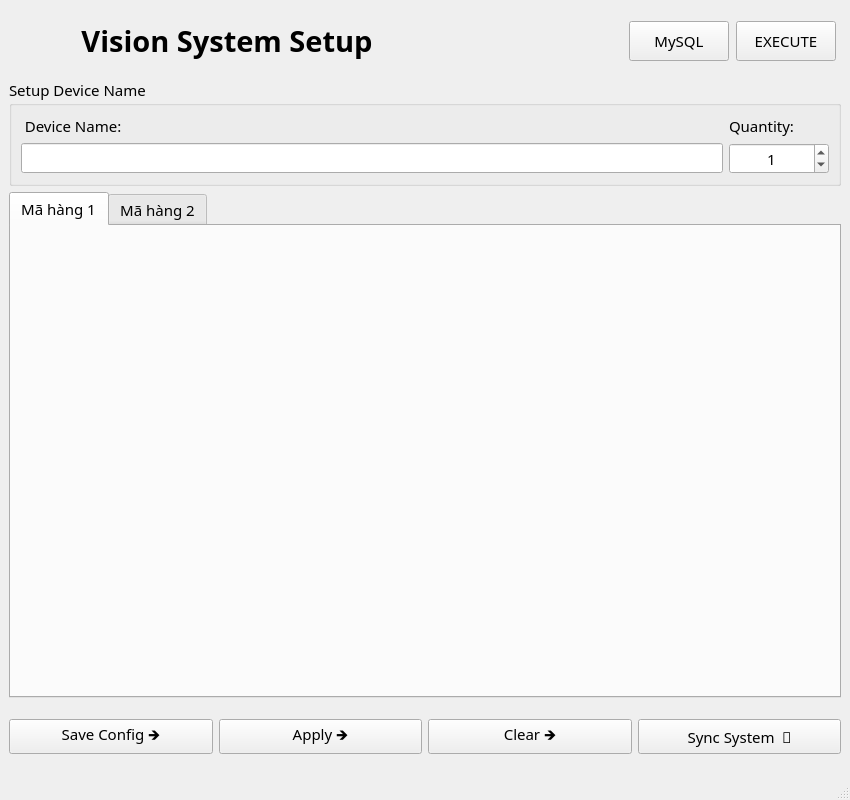
Old version of the form module_1/dashboard_ver1.ui in the repository hodat2608/internal.project.
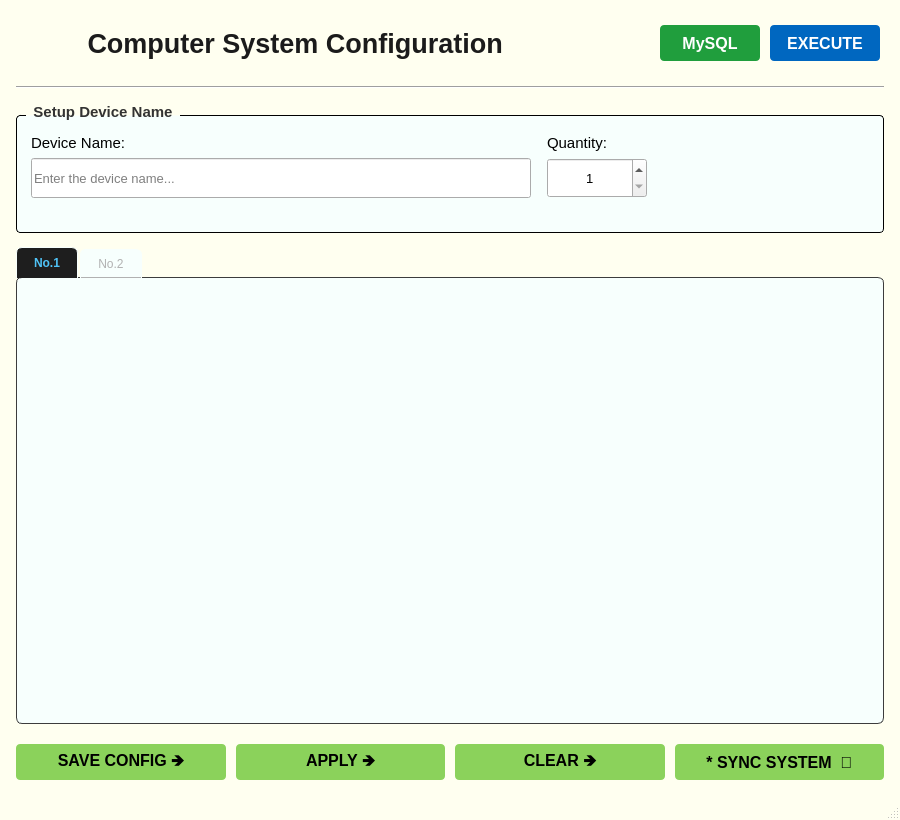
New version of the form. The open tabs and pages were chosen to show the change. Icons and pictures are not drawn.

Patch:
```diff
--- a/module_1/dashboard_ver1.ui
+++ b/module_1/dashboard_ver1.ui
@@ -6,35 +6,59 @@
    <rect>
     <x>0</x>
     <y>0</y>
-    <width>850</width>
-    <height>800</height>
+    <width>900</width>
+    <height>820</height>
    </rect>
   </property>
+  <property name="font">
+   <font>
+    <family>Segoe UI</family>
+    <pointsize>9</pointsize>
+   </font>
+  </property>
   <property name="windowTitle">
    <string>DEVICE DASHBOARD</string>
   </property>
   <property name="windowIcon">
    <iconset>
-    <normaloff>../module_3/assert/icon/dashboard (1).png</normaloff>../module_3/assert/icon/dashboard (1).png</iconset>
+    <normaloff>../../../project_vision/intenal/module_3/assert/icon/dashboard (1).png</normaloff>../../../project_vision/intenal/module_3/assert/icon/dashboard (1).png</iconset>
+  </property>
+  <property name="styleSheet">
+   <string notr="true">QMainWindow { background-color: #FFFFF0;}</string>
   </property>
   <widget class="QWidget" name="centralwidget">
-   <layout class="QGridLayout" name="gridLayout">
-    <item row="0" column="0">
+   <layout class="QVBoxLayout" name="verticalLayout_centralwidget">
+    <property name="spacing">
+     <number>14</number>
+    </property>
+    <property name="leftMargin">
+     <number>16</number>
+    </property>
+    <property name="topMargin">
+     <number>14</number>
+    </property>
+    <property name="rightMargin">
+     <number>16</number>
+    </property>
+    <property name="bottomMargin">
+     <number>14</number>
+    </property>
+    <item>
      <layout class="QHBoxLayout" name="horizontalLayout_3">
       <property name="spacing">
-       <number>7</number>
+       <number>10</number>
       </property>
       <property name="leftMargin">
-       <number>5</number>
+       <number>4</number>
       </property>
       <property name="topMargin">
-       <number>7</number>
+       <number>4</number>
       </property>
       <property name="rightMargin">
-       <number>5</number>
+       <number>4</number>
       </property>
       <property name="bottomMargin">
-       <number>6</number>
+       <number>4</number>
       </property>
       <item>
        <widget class="QLabel" name="label">
@@ -50,6 +74,11 @@
           <height>40</height>
          </size>
         </property>
+        <property name="font">
+         <font>
+          <family>Segoe UI</family>
+         </font>
+        </property>
         <property name="text">
          <string/>
         </property>
@@ -61,64 +90,43 @@
         </property>
        </widget>
       </item>
-      <item>
-       <spacer name="horizontalSpacer_2">
-        <property name="orientation">
-         <enum>Qt::Horizontal</enum>
-        </property>
-        <property name="sizeType">
-         <enum>QSizePolicy::Minimum</enum>
-        </property>
-        <property name="sizeHint" stdset="0">
-         <size>
-          <width>10</width>
-          <height>20</height>
-         </size>
-        </property>
-       </spacer>
-      </item>
       <item>
        <widget class="QLabel" name="heading">
         <property name="maximumSize">
          <size>
           <width>16777215</width>
-          <height>40</height>
+          <height>44</height>
          </size>
         </property>
         <property name="font">
          <font>
-          <family>Microsoft YaHei</family>
-          <pointsize>22</pointsize>
+          <family>Segoe UI</family>
+          <pointsize>20</pointsize>
           <weight>75</weight>
-          <italic>false</italic>
           <bold>true</bold>
          </font>
         </property>
-        <property name="frameShape">
-         <enum>QFrame::NoFrame</enum>
-        </property>
-        <property name="frameShadow">
-         <enum>QFrame::Plain</enum>
+        <property name="styleSheet">
+         <string notr="true">QLabel { color: #1b1b1b; }</string>
         </property>
         <property name="text">
-         <string>Vision System Setup</string>
-        </property>
-        <property name="textFormat">
-         <enum>Qt::RichText</enum>
+         <string> Computer System Configuration</string>
         </property>
         <property name="alignment">
-         <set>Qt::AlignCenter</set>
+         <set>Qt::AlignLeading|Qt::AlignLeft|Qt::AlignVCenter</set>
         </property>
        </widget>
       </item>
       <item>
-       <spacer name="horizontalSpacer">
+       <spacer name="header_spacer">
+        <property name="font">
+         <font>
+          <family>Segoe UI</family>
+         </font>
+        </property>
         <property name="orientation">
          <enum>Qt::Horizontal</enum>
         </property>
-        <property name="sizeType">
-         <enum>QSizePolicy::Expanding</enum>
-        </property>
         <property name="sizeHint" stdset="0">
          <size>
           <width>40</width>
@@ -132,82 +140,313 @@
         <property name="minimumSize">
          <size>
           <width>100</width>
-          <height>40</height>
+          <height>36</height>
          </size>
         </property>
         <property name="font">
          <font>
-          <family>Microsoft YaHei</family>
-          <pointsize>11</pointsize>
-          <weight>50</weight>
-          <italic>false</italic>
-          <bold>false</bold>
+          <family>Segoe UI</family>
+          <pointsize>12</pointsize>
+          <weight>75</weight>
+          <bold>true</bold>
          </font>
         </property>
+        <property name="styleSheet">
+         <string notr="true">QPushButton { background-color:#209E3D; color:white; border:none; border-radius:4px; font-weight:600; }QPushButton:hover { background-color:#4EA117; }</string>
+        </property>
         <property name="text">
          <string>MySQL</string>
         </property>
-        <property name="iconSize">
-         <size>
-          <width>30</width>
-          <height>25</height>
-         </size>
-        </property>
        </widget>
       </item>
       <item>
        <widget class="QPushButton" name="pushButton">
         <property name="minimumSize">
          <size>
-          <width>100</width>
-          <height>40</height>
-         </size>
-        </property>
-        <property name="maximumSize">
-         <size>
-          <width>16777215</width>
-          <height>16777215</height>
+          <width>110</width>
+          <height>36</height>
          </size>
         </property>
         <property name="font">
          <font>
-          <family>Microsoft YaHei</family>
-          <pointsize>11</pointsize>
-          <weight>50</weight>
-          <italic>false</italic>
-          <bold>false</bold>
+          <family>Segoe UI</family>
+          <pointsize>12</pointsize>
+          <weight>75</weight>
+          <bold>true</bold>
          </font>
         </property>
+        <property name="styleSheet">
+         <string notr="true">QPushButton { background-color:#0067c0; color:white; border:none; border-radius:4px; font-weight:600; }QPushButton:hover { background-color:#005ba1; }</string>
+        </property>
         <property name="text">
          <string>EXECUTE</string>
         </property>
-        <property name="iconSize">
-         <size>
-          <width>20</width>
-          <height>20</height>
-         </size>
-        </property>
        </widget>
       </item>
      </layout>
     </item>
-    <item row="2" column="0">
+    <item>
+     <widget class="Line" name="line">
+      <property name="orientation">
+       <enum>Qt::Horizontal</enum>
+      </property>
+     </widget>
+    </item>
+    <item>
+     <widget class="QGroupBox" name="groupBox_namedevice_itemcode">
+      <property name="minimumSize">
+       <size>
+        <width>0</width>
+        <height>100</height>
+       </size>
+      </property>
+      <property name="maximumSize">
+       <size>
+        <width>16777215</width>
+        <height>160</height>
+       </size>
+      </property>
+      <property name="font">
+       <font>
+        <family>Segoe UI</family>
+        <pointsize>-1</pointsize>
+        <weight>75</weight>
+        <bold>true</bold>
+       </font>
+      </property>
+      <property name="styleSheet">
+       <string notr="true">/* Khung chính của GroupBox */
+QGroupBox {
+    background-color: #F7FFFD; /* Màu nền theo yêu cầu của bạn */
+    border: 1px solid #000000; /* Viền xám mảnh để định hình khối */
+    border-radius: 4px;        /* Bo tròn góc 4px đồng bộ với QPushButton */
+    margin-top: 12px;          /* Tạo khoảng cách phía trên để nhường chỗ cho chữ tiêu đề */
+    font-size: 15px;           /* Kích thước chữ tiêu đề */
+    font-weight: bold;         /* Làm đậm chữ tiêu đề */
+    color: #333333;            /* Màu chữ tiêu đề */
+}
+
+/* Tùy chỉnh vị trí của chữ tiêu đề GroupBox */
+QGroupBox::title {
+    subcontrol-origin: margin;
+    subcontrol-position: top left; /* Đặt tiêu đề ở góc trên bên trái */
+    left: 10px;                    /* Đẩy chữ dịch vào trong một chút cho đẹp */
+    padding: 0px 5px;              /* Khoảng cách đệm xung quanh chữ */
+}
+</string>
+      </property>
+      <property name="title">
+       <string>Setup Device Name</string>
+      </property>
+      <layout class="QVBoxLayout" name="vlayout_device">
+       <property name="spacing">
+        <number>8</number>
+       </property>
+       <property name="leftMargin">
+        <number>14</number>
+       </property>
+       <property name="topMargin">
+        <number>18</number>
+       </property>
+       <property name="rightMargin">
+        <number>14</number>
+       </property>
+       <property name="bottomMargin">
+        <number>14</number>
+       </property>
+       <item>
+        <layout class="QHBoxLayout" name="hlayout_device_fields">
+         <property name="spacing">
+          <number>16</number>
+         </property>
+         <item>
+          <layout class="QVBoxLayout" name="vlayout_name">
+           <property name="spacing">
+            <number>4</number>
+           </property>
+           <item>
+            <widget class="QLabel" name="label_name_device">
+             <property name="font">
+              <font>
+               <family>Segoe UI</family>
+               <pointsize>11</pointsize>
+              </font>
+             </property>
+             <property name="text">
+              <string>Device Name:</string>
+             </property>
+            </widget>
+           </item>
+           <item>
+            <widget class="QLineEdit" name="lineEdit_name_devic">
+             <property name="minimumSize">
+              <size>
+               <width>500</width>
+               <height>40</height>
+              </size>
+             </property>
+             <property name="maximumSize">
+              <size>
+               <width>800</width>
+               <height>35</height>
+              </size>
+             </property>
+             <property name="font">
+              <font>
+               <family>Segoe UI</family>
+               <pointsize>10</pointsize>
+              </font>
+             </property>
+             <property name="placeholderText">
+              <string>Enter the device name...</string>
+             </property>
+            </widget>
+           </item>
+          </layout>
+         </item>
+         <item>
+          <layout class="QVBoxLayout" name="vlayout_qty">
+           <property name="spacing">
+            <number>4</number>
+           </property>
+           <item>
+            <widget class="QLabel" name="label_quanty_itemcode">
+             <property name="font">
+              <font>
+               <family>Segoe UI</family>
+               <pointsize>11</pointsize>
+              </font>
+             </property>
+             <property name="text">
+              <string>Quantity:</string>
+             </property>
+            </widget>
+           </item>
+           <item>
+            <widget class="QSpinBox" name="spinBox_num_itemcode">
+             <property name="minimumSize">
+              <size>
+               <width>100</width>
+               <height>40</height>
+              </size>
+             </property>
+             <property name="maximumSize">
+              <size>
+               <width>160</width>
+               <height>35</height>
+              </size>
+             </property>
+             <property name="font">
+              <font>
+               <family>Segoe UI</family>
+               <pointsize>10</pointsize>
+              </font>
+             </property>
+             <property name="alignment">
+              <set>Qt::AlignCenter</set>
+             </property>
+             <property name="minimum">
+              <number>1</number>
+             </property>
+             <property name="maximum">
+              <number>10</number>
+             </property>
+             <property name="value">
+              <number>1</number>
+             </property>
+            </widget>
+           </item>
+          </layout>
+         </item>
+         <item>
+          <spacer name="device_spacer">
+           <property name="font">
+            <font>
+             <family>Segoe UI</family>
+            </font>
+           </property>
+           <property name="orientation">
+            <enum>Qt::Horizontal</enum>
+           </property>
+           <property name="sizeHint" stdset="0">
+            <size>
+             <width>40</width>
+             <height>20</height>
+            </size>
+           </property>
+          </spacer>
+         </item>
+        </layout>
+       </item>
+       <item>
+        <widget class="QLabel" name="label_2">
+         <property name="text">
+          <string/>
+         </property>
+        </widget>
+       </item>
+      </layout>
+     </widget>
+    </item>
+    <item>
      <widget class="QTabWidget" name="tab_item_code">
-      <property name="maximumSize">
-       <size>
-        <width>16777215</width>
-        <height>16777215</height>
-       </size>
-      </property>
       <property name="font">
        <font>
-        <family>Microsoft YaHei</family>
-        <pointsize>11</pointsize>
-        <weight>50</weight>
-        <italic>false</italic>
-        <bold>false</bold>
+        <family>Segoe UI</family>
+        <pointsize>10</pointsize>
        </font>
       </property>
+      <property name="styleSheet">
+       <string notr="true">/* 1. Tùy biến khung nền nội dung phía dưới các tab */
+QTabWidget::pane {
+    border: 1px solid #3c3c3c;
+    background-color: #F7FFFD;
+    position: absolute;
+    top: -1px; /* Giúp khung nền khít với thanh tab, không bị lộ viền đè */
+    border-radius: 6px;
+}
+
+/* 2. Cấu hình thanh chứa các tab */
+QTabBar {
+    qproperty-drawBase: 0; /* Xóa đường viền mặc định đáng ghét dưới thanh tab */
+    left: 5px; /* Tạo khoảng cách lề trái cho các tab */
+}
+
+/* 3. Phong cách chung cho TẤT CẢ các Tab */
+QTabBar::tab {
+    background-color: #F7FFFD;
+    color: #b1b1b1;
+    border: 1px solid #F7FFFD;
+    border-bottom-color: none; /* Giấu viền dưới để nối liền với pane khi được chọn */
+    border-top-left-radius: 6px;
+    border-top-right-radius: 6px;
+    padding: 6px 16px;
+    margin-right: 2px;
+    font-family: &quot;Segoe UI&quot;, sans-serif;
+    font-size: 12px;
+}
+
+/* 4. Hiệu ứng khi di chuột qua tab (Hover) */
+QTabBar::tab:hover {
+    background-color: #383838;
+    color: #ffffff;
+    cursor: pointer;
+}
+
+/* 5. Phong cách khi Tab ĐƯỢC CHỌN (Active) */
+QTabBar::tab:selected {
+    background-color: #1e1e1e; /* Trùng màu với màu nền QTabWidget::pane */
+    color: #4fc3f7; /* Màu chữ xanh neon tạo điểm nhấn hi-tech */
+    border-bottom-color: #1e1e1e; /* Làm chìm viền dưới để hòa vào nền */
+    font-weight: bold;
+}
+
+/* 6. Rút gọn tab không được chọn để tạo chiều sâu */
+QTabBar::tab:!selected {
+    margin-top: 2px; /* Làm tab chưa chọn thấp xuống một chút */
+}
+</string>
+      </property>
       <property name="tabPosition">
        <enum>QTabWidget::North</enum>
       </property>
@@ -217,185 +456,73 @@
       <property name="currentIndex">
        <number>1</number>
       </property>
-      <property name="elideMode">
-       <enum>Qt::ElideNone</enum>
-      </property>
       <widget class="QWidget" name="tab_itemcode_1">
        <attribute name="title">
-        <string>Mã hàng 1</string>
+        <string>No.1</string>
        </attribute>
-       <layout class="QVBoxLayout" name="verticalLayout_2"/>
+       <layout class="QVBoxLayout" name="verticalLayout_2">
+        <property name="spacing">
+         <number>8</number>
+        </property>
+        <property name="leftMargin">
+         <number>8</number>
+        </property>
+        <property name="topMargin">
+         <number>8</number>
+        </property>
+        <property name="rightMargin">
+         <number>8</number>
+        </property>
+        <property name="bottomMargin">
+         <number>8</number>
+        </property>
+       </layout>
       </widget>
       <widget class="QWidget" name="tab_itemcode_2">
        <attribute name="title">
-        <string>Mã hàng 2</string>
+        <string>No.2</string>
        </attribute>
       </widget>
      </widget>
     </item>
-    <item row="1" column="0">
-     <widget class="QGroupBox" name="groupBox_namedevice_itemcode">
-      <property name="minimumSize">
-       <size>
-        <width>0</width>
-        <height>100</height>
-       </size>
-      </property>
-      <property name="maximumSize">
-       <size>
-        <width>16777215</width>
-        <height>200</height>
-       </size>
-      </property>
-      <property name="font">
-       <font>
-        <family>Microsoft YaHei</family>
-        <pointsize>11</pointsize>
-        <weight>50</weight>
-        <italic>false</italic>
-        <bold>false</bold>
-       </font>
-      </property>
-      <property name="title">
-       <string>Setup Device Name</string>
-      </property>
-      <layout class="QGridLayout" name="gridLayout_2">
-       <item row="1" column="0">
-        <widget class="QLineEdit" name="lineEdit_name_devic">
-         <property name="maximumSize">
-          <size>
-           <width>800</width>
-           <height>30</height>
-          </size>
-         </property>
-         <property name="font">
-          <font>
-           <family>Microsoft YaHei</family>
-           <pointsize>11</pointsize>
-           <weight>50</weight>
-           <italic>false</italic>
-           <bold>false</bold>
-          </font>
-         </property>
-        </widget>
-       </item>
-       <item row="1" column="1">
-        <widget class="QSpinBox" name="spinBox_num_itemcode">
-         <property name="minimumSize">
-          <size>
-           <width>100</width>
-           <height>0</height>
-          </size>
-         </property>
-         <property name="maximumSize">
-          <size>
-           <width>800</width>
-           <height>35</height>
-          </size>
-         </property>
-         <property name="font">
-          <font>
-           <family>Microsoft YaHei</family>
-           <pointsize>11</pointsize>
-           <weight>50</weight>
-           <italic>false</italic>
-           <bold>false</bold>
-          </font>
-         </property>
-         <property name="alignment">
-          <set>Qt::AlignCenter</set>
-         </property>
-         <property name="maximum">
-          <number>10</number>
-         </property>
-         <property name="value">
-          <number>1</number>
-         </property>
-        </widget>
-       </item>
-       <item row="0" column="0">
-        <widget class="QLabel" name="label_name_device">
-         <property name="maximumSize">
-          <size>
-           <width>115</width>
-           <height>16777215</height>
-          </size>
-         </property>
-         <property name="font">
-          <font>
-           <family>Microsoft YaHei</family>
-           <pointsize>11</pointsize>
-           <weight>50</weight>
-           <italic>false</italic>
-           <bold>false</bold>
-          </font>
-         </property>
-         <property name="text">
-          <string> Device Name:</string>
-         </property>
-        </widget>
-       </item>
-       <item row="0" column="1">
-        <widget class="QLabel" name="label_quanty_itemcode">
-         <property name="maximumSize">
-          <size>
-           <width>115</width>
-           <height>16777215</height>
-          </size>
-         </property>
-         <property name="font">
-          <font>
-           <family>Microsoft YaHei</family>
-           <pointsize>11</pointsize>
-           <weight>50</weight>
-           <italic>false</italic>
-           <bold>false</bold>
-          </font>
-         </property>
-         <property name="text">
-          <string>Quantity:</string>
-         </property>
-        </widget>
-       </item>
-      </layout>
-     </widget>
-    </item>
-    <item row="3" column="0">
+    <item>
      <layout class="QHBoxLayout" name="horizontalLayout">
+      <property name="spacing">
+       <number>10</number>
+      </property>
+      <property name="leftMargin">
+       <number>0</number>
+      </property>
       <property name="topMargin">
-       <number>15</number>
+       <number>6</number>
       </property>
       <property name="rightMargin">
        <number>0</number>
       </property>
       <property name="bottomMargin">
-       <number>15</number>
+       <number>4</number>
       </property>
       <item>
        <widget class="QPushButton" name="pushButton_2">
         <property name="minimumSize">
          <size>
           <width>0</width>
-          <height>35</height>
-         </size>
-        </property>
-        <property name="maximumSize">
-         <size>
-          <width>16777215</width>
-          <height>16777215</height>
+          <height>36</height>
          </size>
         </property>
         <property name="font">
          <font>
-          <family>Microsoft YaHei</family>
-          <pointsize>11</pointsize>
-          <weight>50</weight>
-          <italic>false</italic>
-          <bold>false</bold>
+          <family>Segoe UI</family>
+          <pointsize>12</pointsize>
+          <weight>75</weight>
+          <bold>true</bold>
          </font>
         </property>
+        <property name="styleSheet">
+         <string notr="true">QPushButton { background-color:#8BD25B; color:black; border:none; border-radius:4px; font-weight:600; }QPushButton:hover { background-color:#4EA117; }</string>
+        </property>
         <property name="text">
-         <string>Save Config 🡺</string>
+         <string>SAVE CONFIG 🡺</string>
         </property>
        </widget>
       </item>
@@ -404,26 +531,22 @@
         <property name="minimumSize">
          <size>
           <width>0</width>
-          <height>35</height>
-         </size>
-        </property>
-        <property name="maximumSize">
-         <size>
-          <width>16777215</width>
-          <height>16777215</height>
+          <height>36</height>
          </size>
         </property>
         <property name="font">
          <font>
-          <family>Microsoft YaHei</family>
-          <pointsize>11</pointsize>
-          <weight>50</weight>
-          <italic>false</italic>
-          <bold>false</bold>
+          <family>Segoe UI</family>
+          <pointsize>12</pointsize>
+          <weight>75</weight>
+          <bold>true</bold>
          </font>
         </property>
+        <property name="styleSheet">
+         <string notr="true">QPushButton { background-color:#8BD25B; color:black; border:none; border-radius:4px; font-weight:600; }QPushButton:hover { background-color:#4EA117; }</string>
+        </property>
         <property name="text">
-         <string>Apply 🡺</string>
+         <string>APPLY 🡺</string>
         </property>
        </widget>
       </item>
@@ -432,26 +555,22 @@
         <property name="minimumSize">
          <size>
           <width>0</width>
-          <height>35</height>
-         </size>
-        </property>
-        <property name="maximumSize">
-         <size>
-          <width>16777215</width>
-          <height>16777215</height>
+          <height>36</height>
          </size>
         </property>
         <property name="font">
          <font>
-          <family>Microsoft YaHei</family>
-          <pointsize>11</pointsize>
-          <weight>50</weight>
-          <italic>false</italic>
-          <bold>false</bold>
+          <family>Segoe UI</family>
+          <pointsize>12</pointsize>
+          <weight>75</weight>
+          <bold>true</bold>
          </font>
         </property>
+        <property name="styleSheet">
+         <string notr="true">QPushButton { background-color:#8BD25B; color:black; border:none; border-radius:4px; font-weight:600; }QPushButton:hover { background-color:#4EA117; }</string>
+        </property>
         <property name="text">
-         <string>Clear 🡺</string>
+         <string>CLEAR 🡺</string>
         </property>
        </widget>
       </item>
@@ -460,20 +579,22 @@
         <property name="minimumSize">
          <size>
           <width>0</width>
-          <height>35</height>
+          <height>36</height>
          </size>
         </property>
         <property name="font">
          <font>
-          <family>Microsoft YaHei</family>
-          <pointsize>11</pointsize>
-          <weight>50</weight>
-          <italic>false</italic>
-          <bold>false</bold>
+          <family>Segoe UI</family>
+          <pointsize>12</pointsize>
+          <weight>75</weight>
+          <bold>true</bold>
          </font>
         </property>
+        <property name="styleSheet">
+         <string notr="true">QPushButton { background-color:#8BD25B; color:black; border:none; border-radius:4px; font-weight:600; }QPushButton:hover { background-color:#4EA117; }</string>
+        </property>
         <property name="text">
-         <string>Sync System  🔄</string>
+         <string>* SYNC SYSTEM  🔄</string>
         </property>
        </widget>
       </item>
```
Left out of the diff: 20 changed lines with no effect on the pictures.
